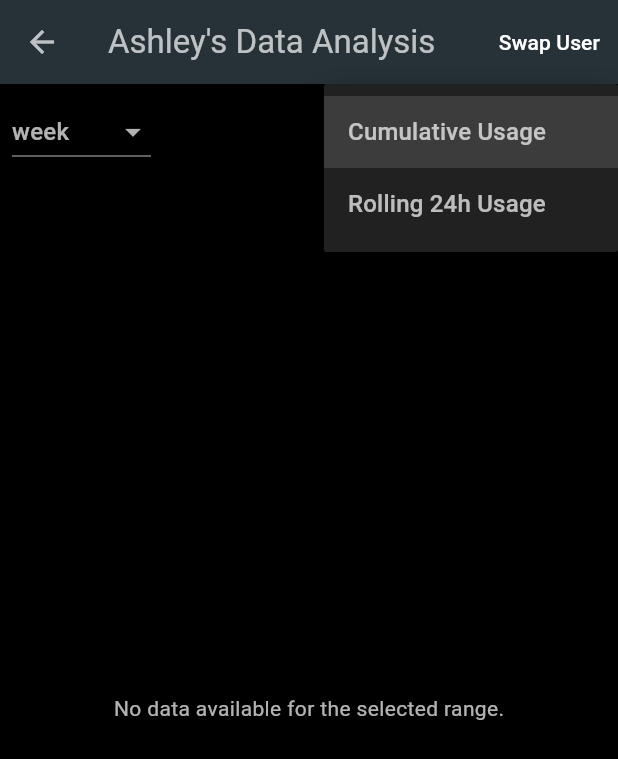
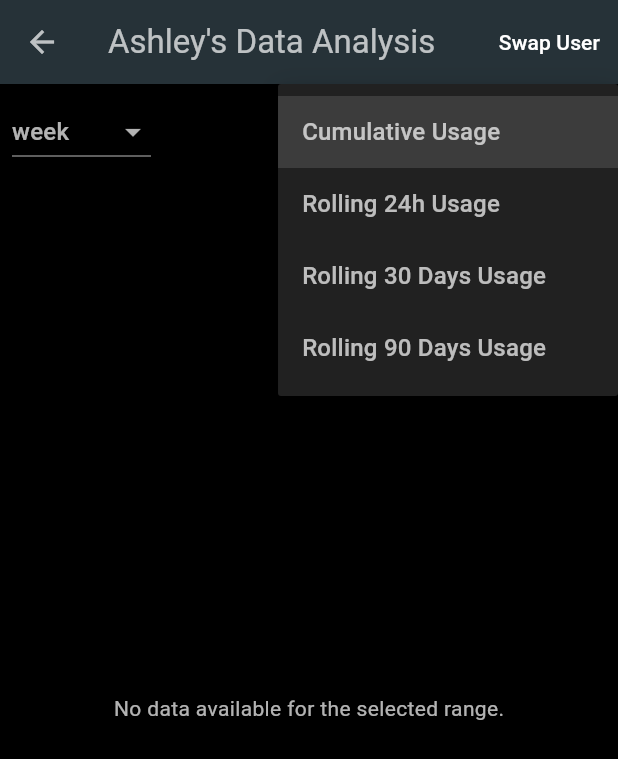
Before and after one commit to SoupyOfficial/smoke_log2, a Flutter app: the DataAnalysisPage screen opened directly with empty values, after a tap on "Cumulative Usage", on a phone screen of 412 x 824 dp. Shown: the top 759 px of the screen. Run offline on Flutter 3.47's test engine with Material 3 defaults, Android fonts, the phone set to English and light mode, and no system bars; our stand-ins replace cloud_firestore, firebase_core, fl_chart, shared_preferences; accounts and stored records are empty.

Commit message:
Added rolling usage for 30 and 90 days

```diff
--- a/lib/data_analysis_page.dart
+++ b/lib/data_analysis_page.dart
@@ -38,6 +38,21 @@ class _DataAnalysisPageState extends State<DataAnalysisPage> {
     await AppConfig.swapUser(widget.onReload);
     await _updateCurrentUser();
     setState(() {}); // Trigger a rebuild to refresh the data
+  }
+
+  String _getUsageText(String value) {
+    switch (value) {
+      case 'cumulative':
+        return 'Cumulative Usage';
+      case 'rolling_24h':
+        return 'Rolling 24h Usage';
+      case 'rolling_30d':
+        return 'Rolling 30 Days Usage';
+      case 'rolling_90d':
+        return 'Rolling 90 Days Usage';
+      default:
+        return 'Unknown Usage';
+    }
   }
 
   @override
@@ -82,13 +97,15 @@ class _DataAnalysisPageState extends State<DataAnalysisPage> {
                       _selectedChartType = newValue!;
                     });
                   },
-                  items: <String>['cumulative', 'rolling']
-                      .map<DropdownMenuItem<String>>((String value) {
+                  items: <String>[
+                    'cumulative',
+                    'rolling_24h',
+                    'rolling_30d',
+                    'rolling_90d'
+                  ].map<DropdownMenuItem<String>>((String value) {
                     return DropdownMenuItem<String>(
                       value: value,
-                      child: Text(value == 'cumulative'
-                          ? 'Cumulative Usage'
-                          : 'Rolling 24h Usage'),
+                      child: Text(_getUsageText(value)),
                     );
                   }).toList(),
                 ),
@@ -106,9 +123,21 @@ class _DataAnalysisPageState extends State<DataAnalysisPage> {
                     DataUtils.filterDataForRange(data, _selectedRange);
                 var sortedData = DataUtils.sortDataByTimestamp(filteredData);
 
-                var chartData = _selectedChartType == 'cumulative'
-                    ? DataUtils.convertDataToChartData(sortedData)
-                    : DataUtils.convertDataToRollingChartData(sortedData);
+                var chartData;
+
+                switch (_selectedChartType) {
+                  case 'cumulative':
+                    chartData = DataUtils.convertDataToChartData(sortedData);
+                  case 'rolling_24h':
+                    chartData = DataUtils.convertDataToRollingChartData(
+                        sortedData, const Duration(days: 1));
+                  case 'rolling_30d':
+                    chartData = DataUtils.convertDataToRollingChartData(
+                        sortedData, const Duration(days: 30));
+                  case 'rolling_90d':
+                    chartData = DataUtils.convertDataToRollingChartData(
+                        sortedData, const Duration(days: 90));
+                }
                 var tableData = DataUtils.convertDataToTableData(sortedData);
 
                 if (chartData.isEmpty) {
--- a/lib/data_chart.dart
+++ b/lib/data_chart.dart
@@ -30,7 +30,7 @@ class DataChart extends StatelessWidget {
   Widget build(BuildContext context) {
     return FutureBuilder<List<FlSpot>>(
       future: DataUtils.fetchDataForRange(
-          timeRange), // Fetch data based on the time range
+          timeRange, chartType), // Fetch data based on the time range
       builder: (context, snapshot) {
         return Padding(
           padding: const EdgeInsets.all(8.0),
@@ -118,9 +118,18 @@ class DataChart extends StatelessWidget {
                     final dateFormat = DateFormat('MMMM dd, HH:mm');
                     final formattedDate = dateFormat.format(date);
                     final value = touchedSpot.y.toStringAsFixed(2);
-                    final label = chartType == 'cumulative'
-                        ? 'Cumulative Usage'
-                        : 'Rolling 24h Usage';
+                    String label = '';
+
+                    switch (chartType) {
+                      case 'cumulative':
+                        label = 'Cumulative Usage';
+                      case 'rolling_24h':
+                        label = 'Rolling 24h Usage';
+                      case 'rolling_30d':
+                        label = 'Rolling 30d Usage';
+                      case 'rolling_90d':
+                        label = 'Rolling 90d Usage';
+                    }
                     return LineTooltipItem(
                       '$formattedDate\n$label: $value',
                       TextStyle(color: Theme.of(context).colorScheme.onSurface),
--- a/lib/data_utils.dart
+++ b/lib/data_utils.dart
@@ -18,12 +18,60 @@ class DataUtils {
     return data;
   }
 
-  static Future<List<FlSpot>> fetchDataForRange(String range) async {
+  static Future<List<FlSpot>> fetchDataForRange(
+      String range, String chartType) async {
     // Fetch data from Firestore and filter based on the selected range
     final data = await fetchDataFromFirestore();
     final now = DateTime.now();
     final filteredData = data.where((entry) {
       final timestamp = DateTime.fromMillisecondsSinceEpoch(entry['timestamp']);
+      switch (chartType) {
+        case 'rolling_24h':
+          switch (range) {
+            case 'week':
+              return timestamp.isAfter(now.subtract(const Duration(days: 8)));
+            case 'month':
+              return timestamp.isAfter(now.subtract(const Duration(days: 31)));
+            case '3 months':
+              return timestamp.isAfter(now.subtract(const Duration(days: 91)));
+            case '6 months':
+              return timestamp.isAfter(now.subtract(const Duration(days: 181)));
+            case 'year':
+              return timestamp.isAfter(now.subtract(const Duration(days: 366)));
+            default:
+              return false;
+          }
+        case 'rolling_30d':
+          switch (range) {
+            case 'week':
+              return timestamp.isAfter(now.subtract(const Duration(days: 37)));
+            case 'month':
+              return timestamp.isAfter(now.subtract(const Duration(days: 60)));
+            case '3 months':
+              return timestamp.isAfter(now.subtract(const Duration(days: 120)));
+            case '6 months':
+              return timestamp.isAfter(now.subtract(const Duration(days: 210)));
+            case 'year':
+              return timestamp.isAfter(now.subtract(const Duration(days: 395)));
+            default:
+              return false;
+          }
+        case 'rolling_90d':
+          switch (range) {
+            case 'week':
+              return timestamp.isAfter(now.subtract(const Duration(days: 97)));
+            case 'month':
+              return timestamp.isAfter(now.subtract(const Duration(days: 120)));
+            case '3 months':
+              return timestamp.isAfter(now.subtract(const Duration(days: 180)));
+            case '6 months':
+              return timestamp.isAfter(now.subtract(const Duration(days: 270)));
+            case 'year':
+              return timestamp.isAfter(now.subtract(const Duration(days: 455)));
+            default:
+              return false;
+          }
+        default:
           switch (range) {
             case 'week':
               return timestamp.isAfter(now.subtract(const Duration(days: 7)));
@@ -37,6 +85,7 @@ class DataUtils {
               return timestamp.isAfter(now.subtract(const Duration(days: 365)));
             default:
               return false;
+          }
       }
     }).toList();
 
@@ -174,7 +223,7 @@ class DataUtils {
   }
 
   static List<FlSpot> convertDataToRollingChartData(
-      List<Map<String, dynamic>> data) {
+      List<Map<String, dynamic>> data, Duration window) {
     List<FlSpot> rollingChartData = [];
     for (int i = 0; i < data.length; i++) {
       var currentTimestamp = (data[i]['timestamp'] as Timestamp).toDate();
@@ -182,7 +231,7 @@ class DataUtils {
 
       for (int j = i; j >= 0; j--) {
         var checkTimestamp = (data[j]['timestamp'] as Timestamp).toDate();
-        if (currentTimestamp.difference(checkTimestamp).inHours <= 24) {
+        if (currentTimestamp.difference(checkTimestamp) <= window) {
           rollingSum += data[j]['length'] as double;
         } else {
           break;
```
Lines whose indentation alone changed are shown as unchanged.
